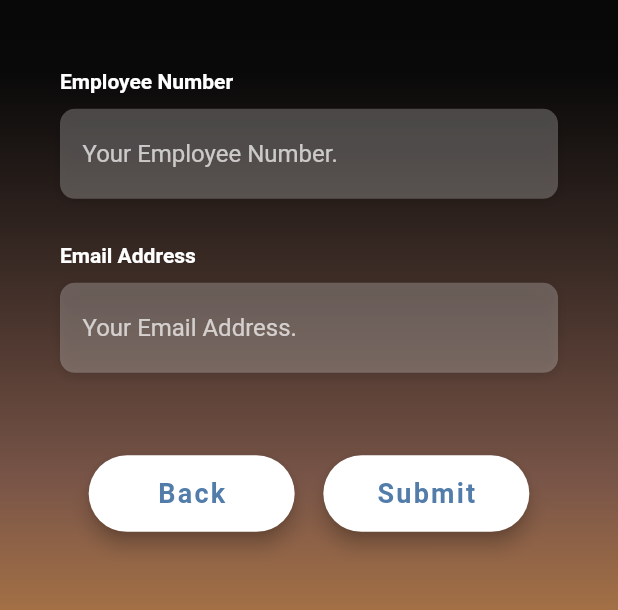
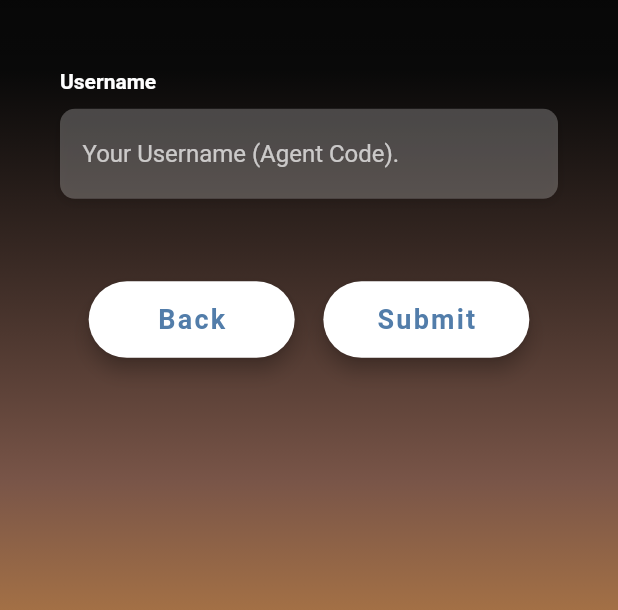
Before and after one commit to tasfique/vipc_app, a Flutter app: the screen it shows after launch, after a tap on "Forgot password?", on a phone screen of 412 x 824 dp, the part 343-953 px from its top. Run offline on Flutter 3.47's test engine with Material 2 defaults, Android fonts, the phone set to English and light mode, and no system bars; our stand-ins replace charts_flutter, mvc_pattern, percent_indicator, pie_chart, settings_ui; missing offline and left inert: flutter_gradient_colors, passwordfield.

Commit message:
1. Forgot password page got updated.

```diff
--- a/lib/view/forgotPwd/forgotPwd_view.dart
+++ b/lib/view/forgotPwd/forgotPwd_view.dart
@@ -56,8 +56,6 @@ class _ForgotPasswordViewState extends StateMVC {
                     SizedBox(height: 50),
                     _buildEmpNoTextField(),
                     SizedBox(height: 30),
-                    _buildEmailTextField(),
-                    SizedBox(height: 30),
                     Row(
                       mainAxisAlignment: MainAxisAlignment.spaceEvenly,
                       children: [
@@ -80,7 +78,7 @@ class _ForgotPasswordViewState extends StateMVC {
       crossAxisAlignment: CrossAxisAlignment.start,
       children: <Widget>[
         Text(
-          'Employee Number',
+          'Username',
           style: TextStyle(
             color: Colors.white,
             fontWeight: FontWeight.bold,
@@ -110,53 +108,7 @@ class _ForgotPasswordViewState extends StateMVC {
             decoration: InputDecoration(
               border: InputBorder.none,
               contentPadding: EdgeInsets.fromLTRB(15, 7, 0, 7),
-              hintText: 'Your Employee Number.',
-              hintStyle: TextStyle(
-                color: Colors.white70,
-              ),
-            ),
-          ),
-        ),
-      ],
-    );
-  }
-
-  Widget _buildEmailTextField() {
-    return Column(
-      crossAxisAlignment: CrossAxisAlignment.start,
-      children: <Widget>[
-        Text(
-          'Email Address',
-          style: TextStyle(
-            color: Colors.white,
-            fontWeight: FontWeight.bold,
-          ),
-        ),
-        SizedBox(height: 10.0),
-        Container(
-          alignment: Alignment.centerLeft,
-          decoration: BoxDecoration(
-            color: Colors.white24,
-            borderRadius: BorderRadius.circular(10.0),
-            boxShadow: [
-              BoxShadow(
-                color: Colors.black12,
-                blurRadius: 6.0,
-                offset: Offset(0, 2),
-              ),
-            ],
-          ),
-          height: 60.0,
-          child: TextField(
-            controller: _emailController,
-            keyboardType: TextInputType.text,
-            style: TextStyle(
-              color: Colors.white,
-            ),
-            decoration: InputDecoration(
-              border: InputBorder.none,
-              contentPadding: EdgeInsets.fromLTRB(15, 7, 0, 7),
-              hintText: 'Your Email Address.',
+              hintText: 'Your Username (Agent Code).',
               hintStyle: TextStyle(
                 color: Colors.white70,
               ),
@@ -177,9 +129,8 @@ class _ForgotPasswordViewState extends StateMVC {
           showDialog(
             context: context,
             builder: (_) => new AlertDialog(
-              title: new Text("VIPC Message"),
-              content:
-                  new Text("Your new password has been sent to your email!"),
+              title: new Text("Message"),
+              content: new Text("Password Reset Request Successfully Sent!"),
               actions: <Widget>[
                 FlatButton(
                   child: Text('Close'),
```
